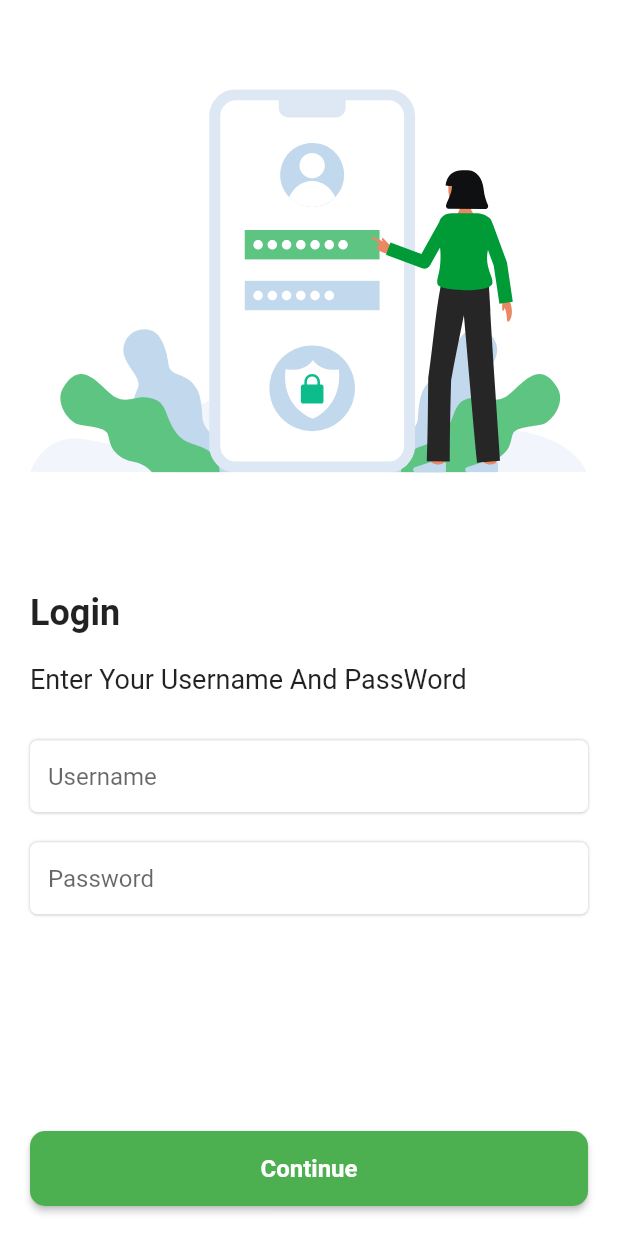
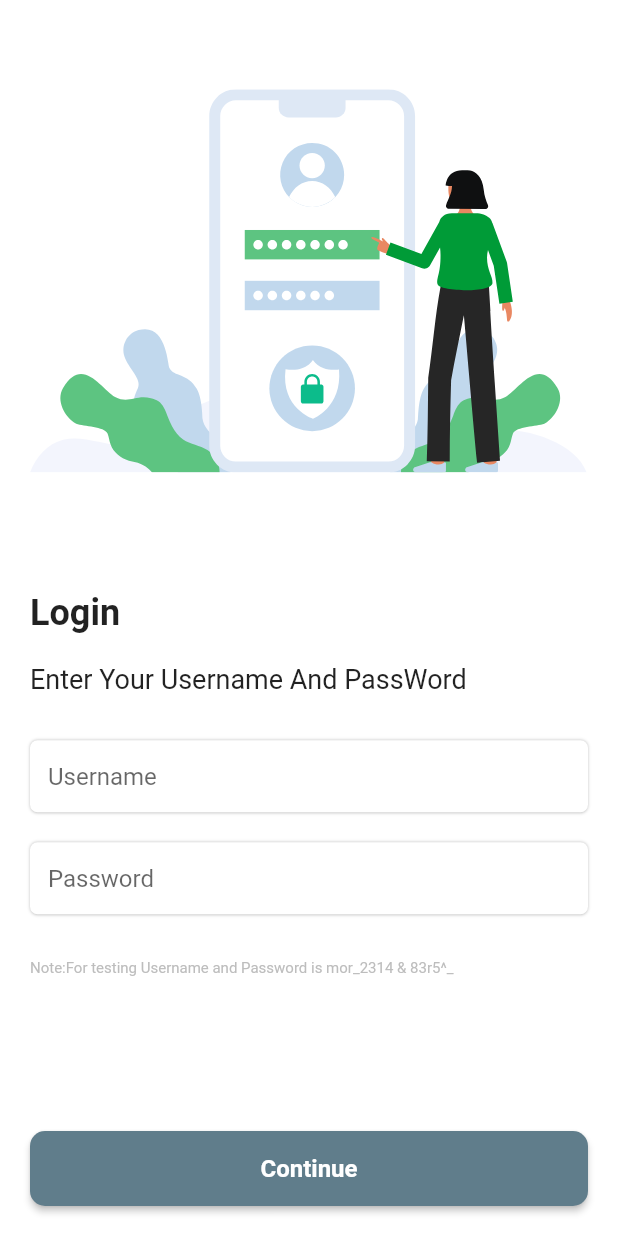
Before and after one commit to SHEKHAR02002/testassignment, a Flutter app: the screen it shows after launch, on a phone screen of 412 x 824 dp. Run offline on Flutter 3.47's test engine with Material 2 defaults, Android fonts, the phone set to English and light mode, and no system bars; our stand-ins replace flutter_riverpod, flutter_svg, fluttertoast, shared_preferences, skeleton_text.

Commit message:
note add

```diff
--- a/lib/Screens/login.dart
+++ b/lib/Screens/login.dart
@@ -81,6 +81,13 @@ class _LoginScrennState extends ConsumerState<LoginScrenn> {
                   controller: password,
                 ),
               ),
+              SizedBox(
+                height: 30,
+              ),
+              Text(
+                "Note:For testing Username and Password is mor_2314 & 83r5^_",
+                style: TextStyle(fontSize: 10, color: Colors.grey.shade400),
+              )
             ],
           ),
         ),
@@ -127,7 +134,7 @@ class _LoginScrennState extends ConsumerState<LoginScrenn> {
             style: ElevatedButton.styleFrom(
                 shape: RoundedRectangleBorder(
                     borderRadius: BorderRadius.circular(10)),
-                backgroundColor: Colors.green,
+                backgroundColor: Colors.blueGrey,
                 minimumSize: Size(width, 50)),
             child: const Text(
               "Continue",
```
